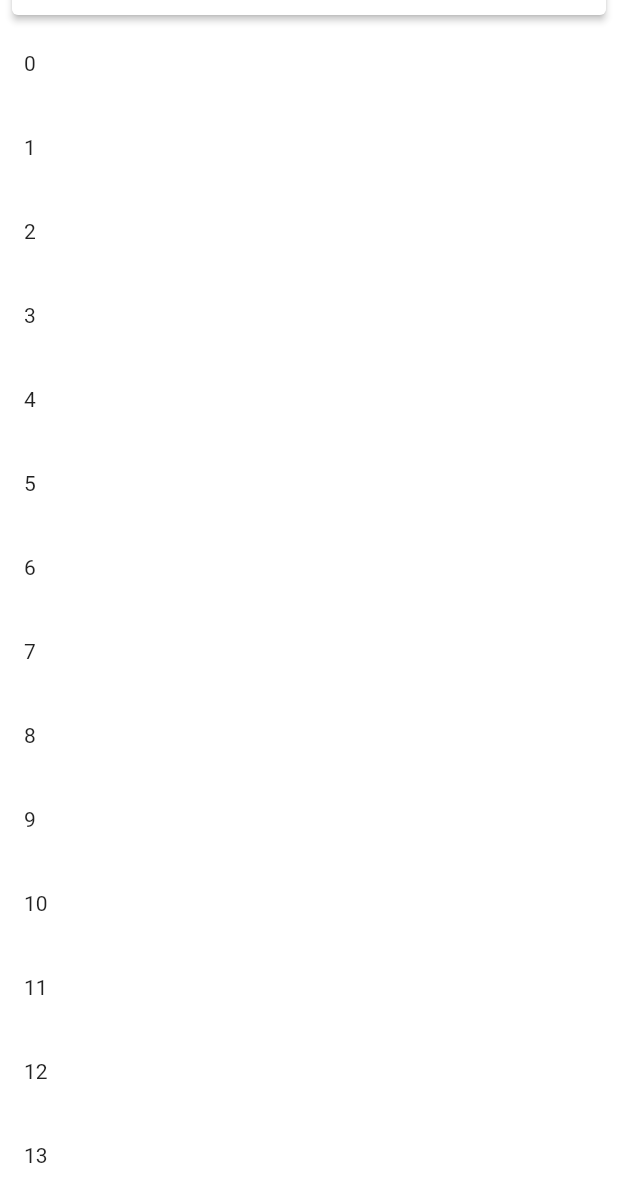
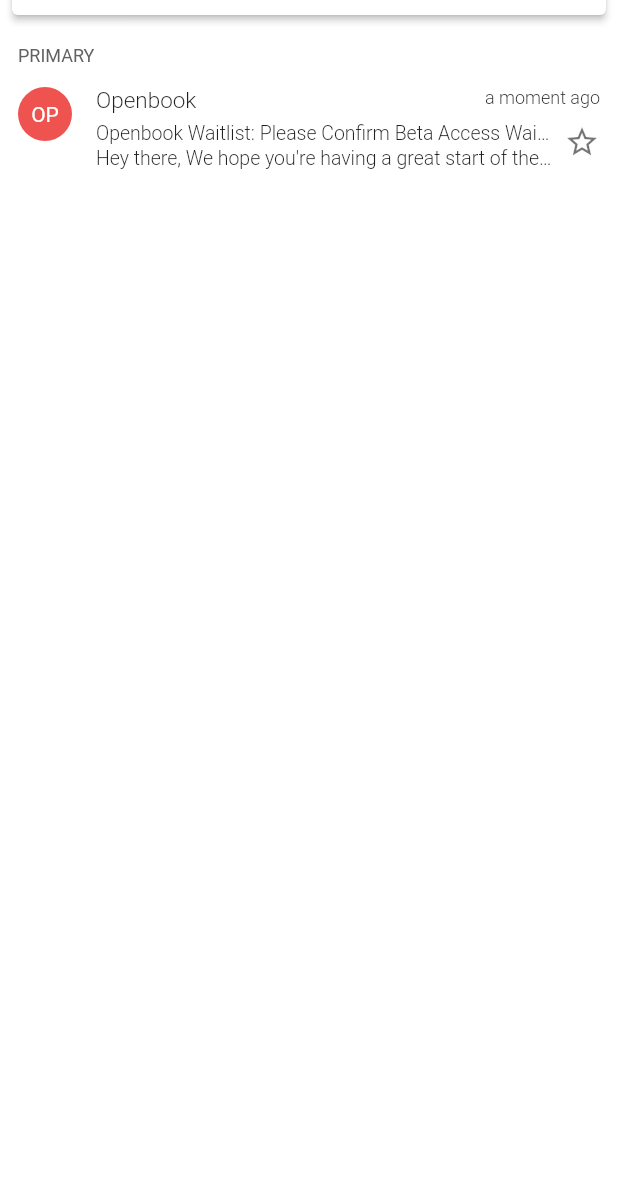
Before and after one commit to Appli-chic/gmail-flutter, a Flutter app: the screen it shows after launch, after a tap on the "menu" icon, after a tap on "Primary", on a phone screen of 412 x 824 dp, the part 57-1236 px from its top. Run offline on Flutter 3.47's test engine with Material 2 defaults, Android fonts, the phone set to English and light mode, and no system bars; our stand-ins replace timeago.

Commit message:
Display email summary list.

```diff
--- a/lib/component/mail-item.dart
+++ b/lib/component/mail-item.dart
@@ -24,6 +24,7 @@ class _MailItemState extends State<MailItem> {
   @override
   Widget build(BuildContext context) {
     return Container(
+      padding: EdgeInsets.only(left: 12, right: 12),
       margin: EdgeInsets.only(top: 14),
       child: Row(
         mainAxisAlignment: MainAxisAlignment.start,
--- a/lib/main.dart
+++ b/lib/main.dart
@@ -1,6 +1,9 @@
 import 'package:flutter/material.dart';
 import 'package:gmail/component/floating-search-bar.dart';
 import 'package:gmail/component/gmail-drawer.dart';
+import 'package:gmail/component/mail-item.dart';
+import 'package:gmail/model/email-summary.dart';
+import 'package:timeago/timeago.dart' as timeago;
 
 void main() => runApp(MyHomePage());
 
@@ -10,6 +13,15 @@ class MyHomePage extends StatefulWidget {
   @override
   _MyHomePageState createState() => _MyHomePageState();
 }
+
+var listEmails = [
+  EmailSummary(
+    "Openbook",
+    DateTime.now(),
+    "Openbook Waitlist: Please Confirm Beta Access Waitlist",
+    "Hey there, We hope you're having a great start of the weekend.",
+  ),
+];
 
 class _MyHomePageState extends State<MyHomePage> {
   int _itemSelected = 1;
@@ -24,11 +36,32 @@ class _MyHomePageState extends State<MyHomePage> {
       debugShowCheckedModeBanner: false,
       title: 'Gmail',
       home: FloatingSearchBar(
-        itemCount: 100,
+        itemCount: listEmails.length + 1,
         itemBuilder: (BuildContext context, int index) {
-          return ListTile(
-            leading: Text(index.toString()),
-          );
+          if (index == 0) {
+            return Container(
+              padding: EdgeInsets.only(top: 12, left: 12),
+              child: Text(
+                'PRIMARY',
+                style: TextStyle(
+                  fontSize: 12,
+                  color: Colors.grey[700],
+                  fontWeight: FontWeight.w400,
+                ),
+              ),
+            );
+          } else {
+            final now = new DateTime.now();
+            final difference = now.difference(listEmails[index - 1].date.toLocal());
+
+            return MailItem(
+              circleColor: Colors.red.shade400,
+              title: listEmails[index - 1].title,
+              date: timeago.format(now.subtract(difference)),
+              object: listEmails[index - 1].object,
+              message: listEmails[index - 1].message,
+            );
+          }
         },
         drawer: GmailDrawer(
           itemSelected: this._itemSelected,
@@ -38,134 +71,3 @@ class _MyHomePageState extends State<MyHomePage> {
     );
   }
 }
-
-//ListView(
-//shrinkWrap: true,
-//padding: EdgeInsets.all(20.0),
-//children: <Widget>[
-//Text('PRIMARY'),
-//MailItem(
-//circleColor: Colors.red.shade400,
-//title: "Openbook",
-//date: "12:12",
-//object:
-//"Openbook Waitlist: Please Confirm Beta Access Waitlist",
-//message:
-//"Hi there, We received a request to add this email to our beta access waitlist.",
-//),
-//MailItem(
-//circleColor: Colors.green.shade400,
-//title: "Kickstarter",
-//date: "11:59",
-//object:
-//"Actu de projet no. 10 : Openbook | Privacy-friendly, fun & honest",
-//message:
-//"Hey there, We hope you're having a great start of the weekend.",
-//),
-//MailItem(
-//circleColor: Colors.yellowAccent.shade700,
-//title: "Firebase",
-//date: "Tue",
-//object:
-//"[Firebase Newsletter | February, 2019] Dynamic audiences",
-//message:
-//"Dynamic Audiences in Google Analytics for Firebase",
-//),
-//MailItem(
-//circleColor: Colors.blueAccent.shade400,
-//title: "Facebook",
-//date: "7 Mar",
-//object: "Facebook Legacy Settings Change",
-//message: "Hi Guillaume, The choice to have your account",
-//),
-//MailItem(
-//circleColor: Colors.brown.shade400,
-//title: "Google Cloud Platform",
-//date: "4 Mar",
-//object: "Product updates | March 4, 2019",
-//message:
-//"A regular roundup of what's new accross Google Cloud Platform",
-//),
-//MailItem(
-//circleColor: Colors.black54,
-//title: "Medium Partner Program",
-//date: "3 Mar",
-//object: "You've published your first Partner Program story",
-//message:
-//"Guillaume Belouin You've published a story as part",
-//),
-//MailItem(
-//circleColor: Colors.red.shade500,
-//title: "Indeed",
-//date: "3 Mar",
-//object: "15 Work From Home Jobs That Pay Well",
-//message:
-//"Interested in remote work? We've compiled the best",
-//),
-//MailItem(
-//circleColor: Colors.black87,
-//title: "Apple Developer",
-//date: "3 Mar",
-//object: "Apple Worldwide Developers Conference 2019",
-//message:
-//"This is not an invitation. It's a challenge. This is",
-//),
-//MailItem(
-//circleColor: Colors.purple.shade300,
-//title: "GitKraken",
-//date: "3 Mar",
-//object: "Life's Too short for the Command Line",
-//message:
-//"No one is giving out 'Git Nerd merit badges' for misguided.",
-//),
-//MailItem(
-//circleColor: Colors.cyan.shade300,
-//title: "Mike Hartington",
-//date: "3 Mar",
-//object: "Tutorials & Guides from the Ionic Community",
-//message:
-//"Hey Guillaume, here's the most popular content from the Ionic community.",
-//),
-//MailItem(
-//circleColor: Colors.red.shade300,
-//title: "Heroku",
-//date: "3 Mar",
-//object: "Heroku in 2019: Advancing Developer Experiences",
-//message: "In an AWS VPC. Auto Cert Management, More than",
-//),
-//MailItem(
-//circleColor: Colors.red.shade300,
-//title: "Heroku",
-//date: "3 Mar",
-//object: "Heroku in 2019: Advancing Developer Experiences",
-//message: "In an AWS VPC. Auto Cert Management, More than",
-//),
-//MailItem(
-//circleColor: Colors.red.shade300,
-//title: "Heroku",
-//date: "3 Mar",
-//object: "Heroku in 2019: Advancing Developer Experiences",
-//message: "In an AWS VPC. Auto Cert Management, More than",
-//),
-//MailItem(
-//circleColor: Colors.red.shade300,
-//title: "Heroku",
-//date: "3 Mar",
-//object: "Heroku in 2019: Advancing Developer Experiences",
-//message: "In an AWS VPC. Auto Cert Management, More than",
-//),
-//MailItem(
-//circleColor: Colors.red.shade300,
-//title: "Heroku",
-//date: "3 Mar",
-//object: "Heroku in 2019: Advancing Developer Experiences",
-//message: "In an AWS VPC. Auto Cert Management, More than",
-//),
-//MailItem(
-//circleColor: Colors.red.shade300,
-//title: "Heroku",
-//date: "3 Mar",
-//object: "Heroku in 2019: Advancing Developer Experiences",
-//message: "In an AWS VPC. Auto Cert Management, More than",
-//),
-//],
--- /dev/null
+++ b/lib/model/email-summary.dart
@@ -0,0 +1,13 @@
+class EmailSummary {
+  String title;
+  DateTime date;
+  String object;
+  String message;
+
+  EmailSummary(String title, DateTime date, String object, String message) {
+    this.title = title;
+    this.date = date;
+    this.object = object;
+    this.message = message;
+  }
+}
--- a/pubspec.yaml
+++ b/pubspec.yaml
@@ -23,6 +23,7 @@ dependencies:
   # The following adds the Cupertino Icons font to your application.
   # Use with the CupertinoIcons class for iOS style icons.
   cupertino_icons: ^0.1.2
+  timeago: ^2.0.10
 
 dev_dependencies:
   flutter_test:
```
Also changed, not shown: pubspec.lock.
